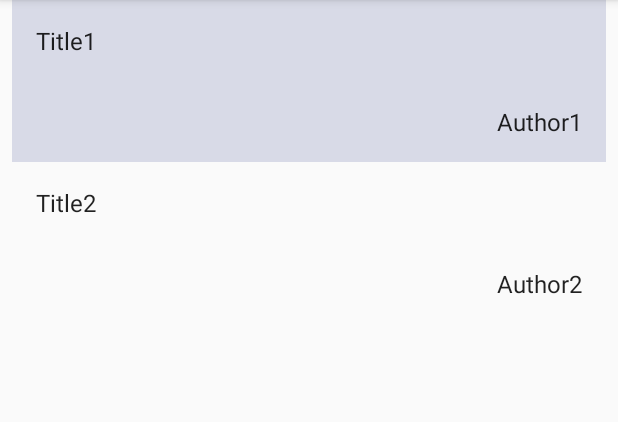
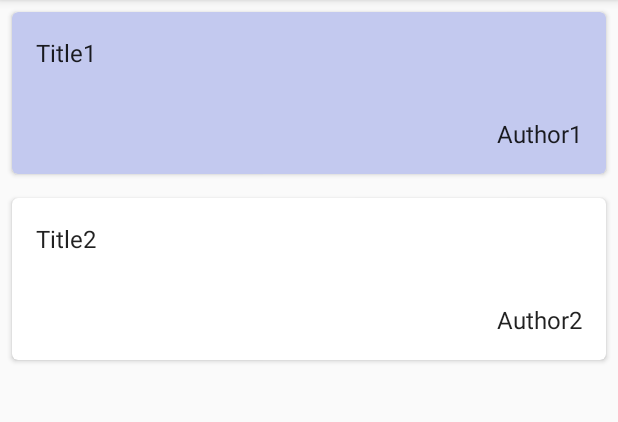
Before and after one commit to Koda-Uz/MyReads_PEC1, an Android app: the screen it shows after launch (BookListActivity), on a phone screen of 412 x 824 dp, the part 84-506 px from its top. Run offline under Robolectric (Android 15) with nearby library versions, the phone set to English and light mode, and no system bars; 1 statement that could not run was skipped.

Commit message:
Exercise 3

```diff
--- a/app/build.gradle
+++ b/app/build.gradle
@@ -36,5 +36,5 @@ dependencies {
     testImplementation 'junit:junit:4.12'
     androidTestImplementation 'androidx.test.ext:junit:1.1.2'
     androidTestImplementation 'androidx.test.espresso:espresso-core:3.3.0'
-
+    implementation 'androidx.cardview:cardview:1.0.0'
 }
--- a/app/src/main/res/layout/view_holder_even.xml
+++ b/app/src/main/res/layout/view_holder_even.xml
@@ -1,11 +1,21 @@
 <?xml version="1.0" encoding="utf-8"?>
-<LinearLayout xmlns:android="http://schemas.android.com/apk/res/android"
+<!-- CardView for displaying book data -->
+<androidx.cardview.widget.CardView xmlns:android="http://schemas.android.com/apk/res/android"
+    xmlns:card_view="http://schemas.android.com/apk/res-auto"
     android:layout_width="match_parent"
     android:layout_height="wrap_content"
-    android:orientation="vertical"
-    android:layout_marginLeft="8dp"
-    android:layout_marginRight="8dp"
-    android:background="@color/colorEvenItem">
+    android:layout_margin="8dp"
+    android:clickable="true"
+    android:focusable="true"
+    android:foreground="?android:attr/selectableItemBackground"
+    card_view:cardBackgroundColor="@color/colorEvenItem"
+    card_view:cardCornerRadius="4dp"
+    card_view:cardElevation="2dp">
+
+    <LinearLayout
+        android:layout_width="match_parent"
+        android:layout_height="wrap_content"
+        android:orientation="vertical">
 
         <TextView
             android:id="@+id/title"
@@ -18,8 +28,10 @@
             android:id="@+id/author"
             android:layout_width="wrap_content"
             android:layout_height="wrap_content"
+            android:layout_gravity="end"
             android:layout_margin="@dimen/text_margin"
-        android:layout_gravity="end"
             android:textAppearance="?attr/textAppearanceListItem" />
 
     </LinearLayout>
+
+</androidx.cardview.widget.CardView>
--- a/app/src/main/res/layout/view_holder_odd.xml
+++ b/app/src/main/res/layout/view_holder_odd.xml
@@ -1,10 +1,20 @@
 <?xml version="1.0" encoding="utf-8"?>
-<LinearLayout xmlns:android="http://schemas.android.com/apk/res/android"
+<!-- CardView for displaying book data -->
+<androidx.cardview.widget.CardView xmlns:android="http://schemas.android.com/apk/res/android"
+    xmlns:card_view="http://schemas.android.com/apk/res-auto"
     android:layout_width="match_parent"
     android:layout_height="wrap_content"
-    android:orientation="vertical"
-    android:layout_marginLeft="8dp"
-    android:layout_marginRight="8dp">
+    android:layout_margin="8dp"
+    android:clickable="true"
+    android:focusable="true"
+    android:foreground="?android:attr/selectableItemBackground"
+    card_view:cardCornerRadius="4dp"
+    card_view:cardElevation="2dp">
+
+    <LinearLayout
+        android:layout_width="match_parent"
+        android:layout_height="wrap_content"
+        android:orientation="vertical">
 
         <TextView
             android:id="@+id/title"
@@ -17,8 +27,10 @@
             android:id="@+id/author"
             android:layout_width="wrap_content"
             android:layout_height="wrap_content"
+            android:layout_gravity="end"
             android:layout_margin="@dimen/text_margin"
-        android:layout_gravity="end"
             android:textAppearance="?attr/textAppearanceListItem" />
 
     </LinearLayout>
+
+</androidx.cardview.widget.CardView>
--- a/app/src/main/res/values/colors.xml
+++ b/app/src/main/res/values/colors.xml
@@ -3,5 +3,5 @@
     <color name="colorPrimary">#6200EE</color>
     <color name="colorPrimaryDark">#3700B3</color>
     <color name="colorAccent">#03DAC5</color>
-    <color name="colorEvenItem">#d8dae7</color>
+    <color name="colorEvenItem">#C3C9EF</color>
 </resources>
```
Lines whose indentation alone changed are shown as unchanged.
